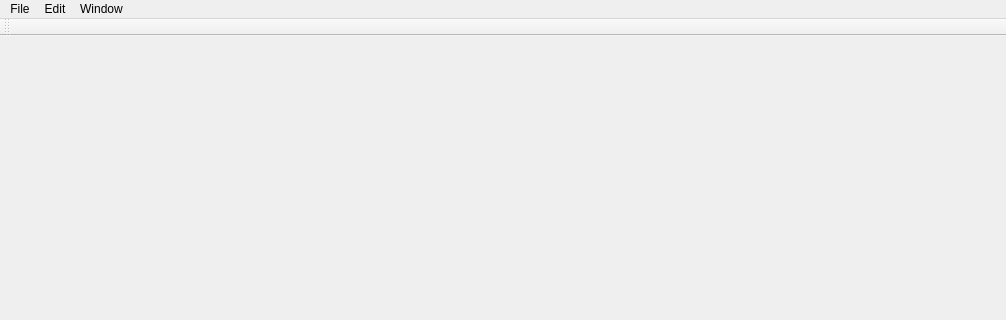
This is GSMViewer/MainWindow.ui in gnishida/GSMViewer as Qt 5 draws it before an edit; both pictures show x 0 to 1006 and y 0 to 320 of the 1006 by 800 pixel window. The edited form follows.
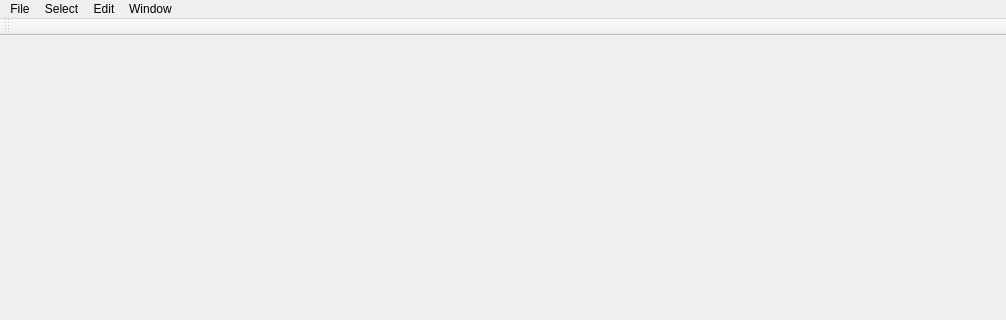
This is the edited form.

Diff of the .ui file:
```diff
--- a/GSMViewer/MainWindow.ui
+++ b/GSMViewer/MainWindow.ui
@@ -54,7 +54,14 @@
     <addaction name="separator"/>
     <addaction name="actionDeleteEdge"/>
    </widget>
+   <widget class="QMenu" name="menuSelect">
+    <property name="title">
+     <string>Select</string>
+    </property>
+    <addaction name="actionSelectAll"/>
+   </widget>
    <addaction name="menuFile"/>
+   <addaction name="menuSelect"/>
    <addaction name="menuEdit"/>
    <addaction name="menuWindow"/>
   </widget>
```
Left out of the diff: 17 changed lines with no effect on the pictures.
